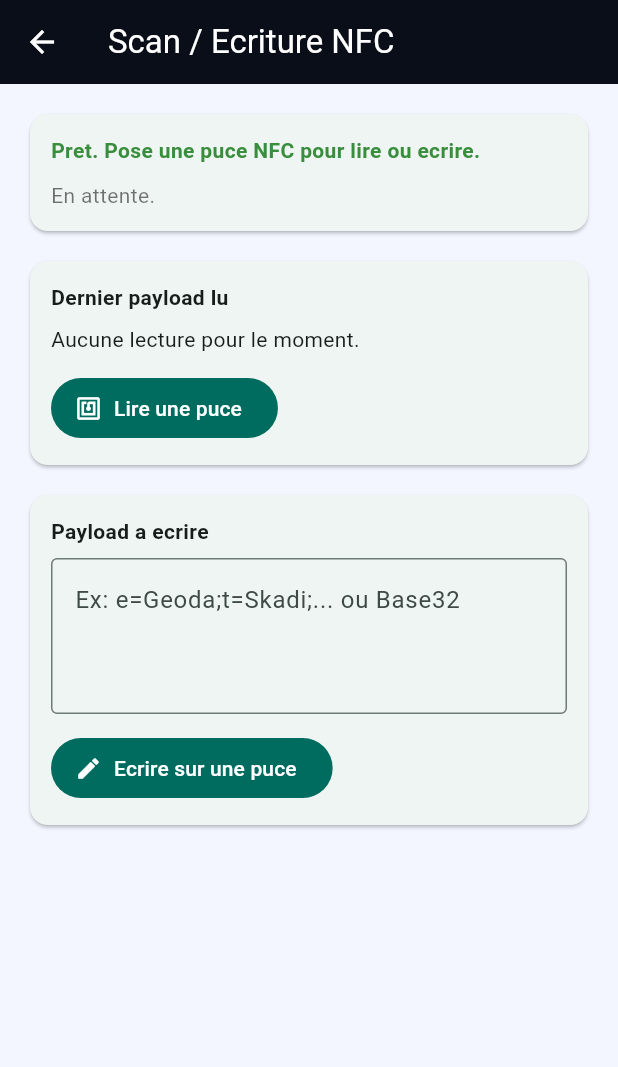
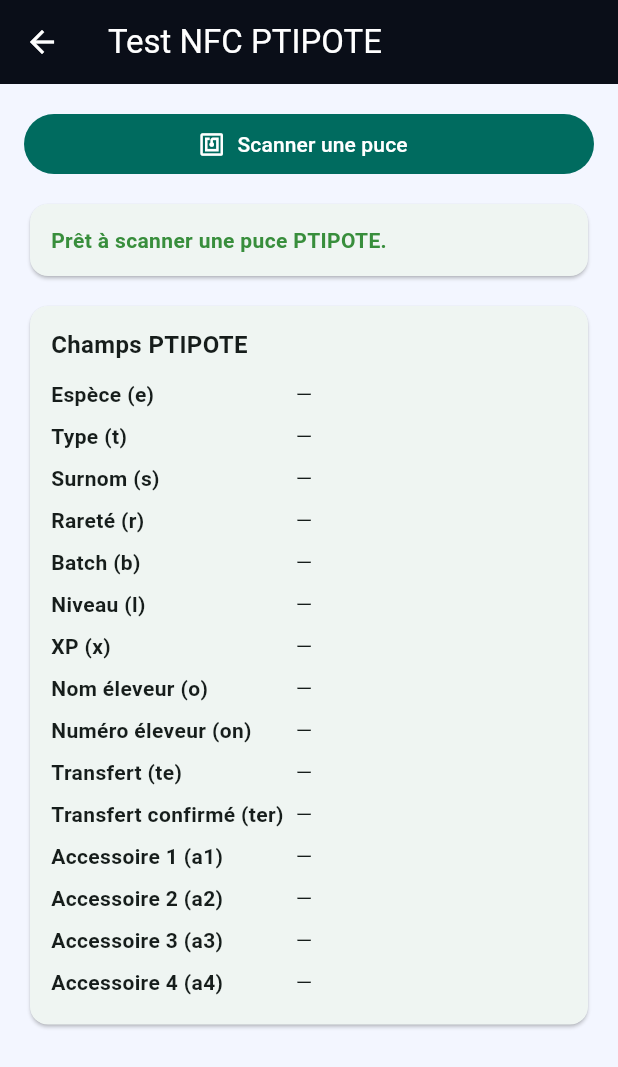
Before and after one commit to Ankhyel/ptipote-webapp, a Flutter app: the NfcPage screen opened by its route, on a phone screen of 412 x 824 dp. Shown: the top 1067 px of the screen. Run offline on Flutter 3.47's test engine with Material 3 defaults, Android fonts, the phone set to English and light mode, and no system bars; missing offline and left inert: lzstring, nfc_manager.

Commit message:
Add iOS NFC test flow with PTIPOTE payload decode

```diff
--- a/ptipote-app/lib/features/nfc/nfc_page.dart
+++ b/ptipote-app/lib/features/nfc/nfc_page.dart
@@ -1,4 +1,7 @@
+import 'dart:typed_data';
+
 import 'package:flutter/material.dart';
+import 'package:lzstring/lzstring.dart';
 
 import '../../services/nfc_service.dart';
 
@@ -15,12 +18,13 @@ class NfcPage extends StatefulWidget {
 
 class _NfcPageState extends State<NfcPage> {
   late final NfcService _service;
-  final TextEditingController _writeController = TextEditingController();
 
   bool _busy = false;
   bool _statusIsError = false;
-  String _status = 'Pret. Pose une puce NFC pour lire ou ecrire.';
-  String _lastRead = 'Aucune lecture pour le moment.';
+  String _status = 'Prêt à scanner une puce PTIPOTE.';
+  String _rawSource = '';
+  String _decodedText = '';
+  Map<String, String> _fields = _emptyFields();
 
   @override
   void initState() {
@@ -28,31 +32,57 @@ class _NfcPageState extends State<NfcPage> {
     _service = widget.service ?? NfcManagerService();
   }
 
-  @override
-  void dispose() {
-    _writeController.dispose();
-    super.dispose();
+  static Map<String, String> _emptyFields() {
+    return <String, String>{
+      'e': '',
+      't': '',
+      's': '',
+      'r': '',
+      'b': '',
+      'l': '',
+      'x': '',
+      'o': '',
+      'on': '',
+      'te': '',
+      'ter': '',
+      'a1': '',
+      'a2': '',
+      'a3': '',
+      'a4': '',
+    };
   }
 
-  Future<void> _readTag() async {
+  Future<void> _readAndDecodeTag() async {
     setState(() {
       _busy = true;
       _statusIsError = false;
       _status = 'Lecture NFC en cours...';
+      _rawSource = '';
+      _decodedText = '';
+      _fields = _emptyFields();
     });
 
     try {
-      final payload = await _service.readTagPayload();
+      final source = await _service.readTagPayload();
+      final raw = (source ?? '').trim();
+      if (raw.isEmpty) {
+        throw NfcServiceException('Aucune donnée trouvée sur la puce.');
+      }
+
+      final payload = _extractPayloadFromSource(raw);
+      final decoded = _decodePayload(payload);
+      final kv = _parseKv(decoded);
+      if (kv.isEmpty) {
+        throw NfcServiceException('Décodage OK mais format non reconnu.');
+      }
+
       setState(() {
         _busy = false;
         _statusIsError = false;
-        _status = 'Lecture terminee.';
-        _lastRead = (payload == null || payload.trim().isEmpty)
-            ? '(Tag vide)'
-            : payload;
-        if (payload != null && payload.isNotEmpty) {
-          _writeController.text = payload;
-        }
+        _status = 'Scan OK ✅';
+        _rawSource = raw;
+        _decodedText = decoded;
+        _fields = _normalizeFields(kv);
       });
     } catch (error) {
       setState(() {
@@ -63,113 +93,213 @@ class _NfcPageState extends State<NfcPage> {
     }
   }
 
-  Future<void> _writeTag() async {
-    final payload = _writeController.text.trim();
-    if (payload.isEmpty) {
-      setState(() {
-        _statusIsError = true;
-        _status = 'Le champ payload est vide.';
-      });
-      return;
+  String _extractPayloadFromSource(String source) {
+    final trimmed = source.trim();
+    if (_looksLikeBase32(trimmed)) {
+      return trimmed;
     }
 
-    setState(() {
-      _busy = true;
-      _statusIsError = false;
-      _status = 'Ecriture NFC en cours...';
-    });
+    final uri = Uri.tryParse(trimmed);
+    if (uri != null) {
+      final fragment = uri.fragment.trim();
+      if (fragment.isNotEmpty) return fragment;
 
-    try {
-      await _service.writeTagPayload(payload);
-      setState(() {
-        _busy = false;
-        _statusIsError = false;
-        _status = 'Ecriture terminee.';
-      });
-    } catch (error) {
-      setState(() {
-        _busy = false;
-        _statusIsError = true;
-        _status = error.toString();
-      });
+      final pathLast = uri.pathSegments.isNotEmpty ? uri.pathSegments.last.trim() : '';
+      if (_looksLikeBase32(pathLast)) return pathLast;
     }
+
+    final hashIndex = trimmed.indexOf('#');
+    if (hashIndex >= 0 && hashIndex + 1 < trimmed.length) {
+      return trimmed.substring(hashIndex + 1).trim();
+    }
+
+    throw NfcServiceException('Payload Base32 introuvable dans la puce.');
+  }
+
+  bool _looksLikeBase32(String value) {
+    final s = value.trim();
+    if (s.length < 20) return false;
+    return RegExp(r'^[A-Z2-7=]+$', caseSensitive: false).hasMatch(s);
+  }
+
+  String _decodePayload(String payload) {
+    final bytes = _decodeBase32ToBytes(payload);
+    return _decodeLz(bytes);
+  }
+
+  Uint8List _decodeBase32ToBytes(String b32) {
+    const alphabet = 'ABCDEFGHIJKLMNOPQRSTUVWXYZ234567';
+    var s = b32
+        .trim()
+        .replaceFirst(RegExp(r'^#'), '')
+        .replaceAll(RegExp(r'[\s-]+'), '')
+        .toUpperCase();
+
+    s = s.replaceAll('0', 'O').replaceAll('1', 'I');
+    s = s.replaceAll(RegExp(r'=+$'), '');
+
+    final bits = StringBuffer();
+    for (final ch in s.split('')) {
+      final value = alphabet.indexOf(ch);
+      if (value < 0) {
+        throw NfcServiceException("Base32 invalide: '$ch'");
+      }
+      bits.write(value.toRadixString(2).padLeft(5, '0'));
+    }
+
+    final bitString = bits.toString();
+    final byteLen = bitString.length ~/ 8;
+    final out = Uint8List(byteLen);
+    for (var i = 0; i < byteLen; i++) {
+      final byteBits = bitString.substring(i * 8, i * 8 + 8);
+      out[i] = int.parse(byteBits, radix: 2);
+    }
+    return out;
+  }
+
+  String _decodeLz(Uint8List bytes) {
+    final maxTrim = bytes.length < 24 ? bytes.length : 24;
+    String? fallback;
+
+    for (var trim = 0; trim <= maxTrim; trim++) {
+      final arr = trim == 0 ? bytes : bytes.sublist(0, bytes.length - trim);
+      final text = LZString.decompressFromUint8ArraySync(arr);
+      final clean = (text ?? '').trim();
+
+      if (clean.isNotEmpty && _looksLikeKv(clean)) {
+        return clean;
+      }
+      if (fallback == null && clean.isNotEmpty) {
+        fallback = clean;
+      }
+    }
+
+    if (fallback != null) return fallback;
+    throw NfcServiceException('Payload LZ invalide.');
+  }
+
+  bool _looksLikeKv(String text) {
+    return RegExp(r'(^|;)\s*([a-z]{1,3}|a[1-4])\s*=').hasMatch(text.trim());
+  }
+
+  Map<String, String> _parseKv(String text) {
+    final out = <String, String>{};
+    final parts = text.split(';');
+    for (final part in parts) {
+      if (part.trim().isEmpty) continue;
+      final idx = part.indexOf('=');
+      if (idx < 0) continue;
+      final key = part.substring(0, idx).trim();
+      final value = part.substring(idx + 1).trim();
+      if (key.isNotEmpty) out[key] = value;
+    }
+    return out;
+  }
+
+  Map<String, String> _normalizeFields(Map<String, String> input) {
+    final fields = _emptyFields();
+    for (final key in fields.keys) {
+      fields[key] = (input[key] ?? '').trim();
+    }
+
+    if ((fields['l'] ?? '').isEmpty && (input['n'] ?? '').trim().isNotEmpty) {
+      fields['l'] = input['n']!.trim();
+    }
+    if ((fields['te'] ?? '').isEmpty && (input['ta'] ?? '').trim().isNotEmpty) {
+      fields['te'] = input['ta']!.trim();
+    }
+    return fields;
+  }
+
+  List<_FieldRow> _rows() {
+    return <_FieldRow>[
+      _FieldRow('Espèce (e)', _fields['e'] ?? ''),
+      _FieldRow('Type (t)', _fields['t'] ?? ''),
+      _FieldRow('Surnom (s)', _fields['s'] ?? ''),
+      _FieldRow('Rareté (r)', _fields['r'] ?? ''),
+      _FieldRow('Batch (b)', _fields['b'] ?? ''),
+      _FieldRow('Niveau (l)', _fields['l'] ?? ''),
+      _FieldRow('XP (x)', _fields['x'] ?? ''),
+      _FieldRow('Nom éleveur (o)', _fields['o'] ?? ''),
+      _FieldRow('Numéro éleveur (on)', _fields['on'] ?? ''),
+      _FieldRow('Transfert (te)', _fields['te'] ?? ''),
+      _FieldRow('Transfert confirmé (ter)', _fields['ter'] ?? ''),
+      _FieldRow('Accessoire 1 (a1)', _fields['a1'] ?? ''),
+      _FieldRow('Accessoire 2 (a2)', _fields['a2'] ?? ''),
+      _FieldRow('Accessoire 3 (a3)', _fields['a3'] ?? ''),
+      _FieldRow('Accessoire 4 (a4)', _fields['a4'] ?? ''),
+    ];
   }
 
   @override
   Widget build(BuildContext context) {
+    final rows = _rows();
+
     return Scaffold(
-      appBar: AppBar(title: const Text('Scan / Ecriture NFC')),
+      appBar: AppBar(title: const Text('Test NFC PTIPOTE')),
       body: ListView(
         padding: const EdgeInsets.all(16),
-        children: [
-          Card(
-            child: Padding(
-              padding: const EdgeInsets.all(14),
-              child: Column(
-                crossAxisAlignment: CrossAxisAlignment.start,
-                children: [
-                  Text(
-                    _status,
-                    style: TextStyle(
-                      color: _statusIsError ? Colors.red.shade700 : Colors.green.shade700,
-                      fontWeight: FontWeight.w700,
-                    ),
-                  ),
-                  const SizedBox(height: 10),
-                  Text(
-                    _busy ? 'Action en cours, approche la puce du telephone.' : 'En attente.',
-                    style: const TextStyle(color: Colors.black54),
-                  ),
-                ],
-              ),
-            ),
+        children: <Widget>[
+          FilledButton.icon(
+            onPressed: _busy ? null : _readAndDecodeTag,
+            icon: const Icon(Icons.nfc),
+            label: Text(_busy ? 'Scan en cours...' : 'Scanner une puce'),
           ),
           const SizedBox(height: 12),
           Card(
             child: Padding(
               padding: const EdgeInsets.all(14),
-              child: Column(
-                crossAxisAlignment: CrossAxisAlignment.start,
-                children: [
-                  const Text('Dernier payload lu', style: TextStyle(fontWeight: FontWeight.bold)),
-                  const SizedBox(height: 8),
-                  SelectableText(_lastRead),
-                  const SizedBox(height: 12),
-                  FilledButton.icon(
-                    onPressed: _busy ? null : _readTag,
-                    icon: const Icon(Icons.nfc),
-                    label: const Text('Lire une puce'),
-                  ),
-                ],
+              child: Text(
+                _status,
+                style: TextStyle(
+                  color: _statusIsError ? Colors.red.shade700 : Colors.green.shade700,
+                  fontWeight: FontWeight.w700,
+                ),
               ),
             ),
           ),
+          if (_rawSource.isNotEmpty) ...<Widget>[
+            const SizedBox(height: 12),
+            _SectionCard(
+              title: 'Donnée NFC brute',
+              child: SelectableText(_rawSource),
+            ),
+          ],
+          if (_decodedText.isNotEmpty) ...<Widget>[
+            const SizedBox(height: 12),
+            _SectionCard(
+              title: 'Texte décodé',
+              child: SelectableText(_decodedText),
+            ),
+          ],
           const SizedBox(height: 12),
-          Card(
-            child: Padding(
-              padding: const EdgeInsets.all(14),
-              child: Column(
-                crossAxisAlignment: CrossAxisAlignment.start,
-                children: [
-                  const Text('Payload a ecrire', style: TextStyle(fontWeight: FontWeight.bold)),
-                  const SizedBox(height: 8),
-                  TextField(
-                    controller: _writeController,
-                    minLines: 3,
-                    maxLines: 6,
-                    decoration: const InputDecoration(
-                      border: OutlineInputBorder(),
-                      hintText: 'Ex: e=Geoda;t=Skadi;... ou Base32',
+          _SectionCard(
+            title: 'Champs PTIPOTE',
+            child: Column(
+              children: rows
+                  .map(
+                    (row) => Padding(
+                      padding: const EdgeInsets.symmetric(vertical: 4),
+                      child: Row(
+                        crossAxisAlignment: CrossAxisAlignment.start,
+                        children: <Widget>[
+                          Expanded(
+                            flex: 6,
+                            child: Text(
+                              row.label,
+                              style: const TextStyle(fontWeight: FontWeight.w600),
+                            ),
+                          ),
+                          const SizedBox(width: 8),
+                          Expanded(
+                            flex: 7,
+                            child: SelectableText(row.value.isEmpty ? '—' : row.value),
+                          ),
+                        ],
+                      ),
                     ),
-                  ),
-                  const SizedBox(height: 12),
-                  FilledButton.icon(
-                    onPressed: _busy ? null : _writeTag,
-                    icon: const Icon(Icons.edit),
-                    label: const Text('Ecrire sur une puce'),
-                  ),
-                ],
-              ),
+                  )
+                  .toList(),
             ),
           ),
         ],
@@ -177,3 +307,34 @@ class _NfcPageState extends State<NfcPage> {
     );
   }
 }
+
+class _SectionCard extends StatelessWidget {
+  const _SectionCard({required this.title, required this.child});
+
+  final String title;
+  final Widget child;
+
+  @override
+  Widget build(BuildContext context) {
+    return Card(
+      child: Padding(
+        padding: const EdgeInsets.all(14),
+        child: Column(
+          crossAxisAlignment: CrossAxisAlignment.start,
+          children: <Widget>[
+            Text(title, style: const TextStyle(fontSize: 16, fontWeight: FontWeight.bold)),
+            const SizedBox(height: 8),
+            child,
+          ],
+        ),
+      ),
+    );
+  }
+}
+
+class _FieldRow {
+  _FieldRow(this.label, this.value);
+
+  final String label;
+  final String value;
+}
--- a/ptipote-app/lib/services/nfc_service.dart
+++ b/ptipote-app/lib/services/nfc_service.dart
@@ -21,6 +21,44 @@ class NfcManagerService implements NfcService {
   NfcManagerService([NfcManager? manager]) : _manager = manager ?? NfcManager.instance;
 
   final NfcManager _manager;
+  static const List<String> _uriPrefixes = <String>[
+    '',
+    'http://www.',
+    'https://www.',
+    'http://',
+    'https://',
+    'tel:',
+    'mailto:',
+    'ftp://anonymous:anonymous@',
+    'ftp://ftp.',
+    'ftps://',
+    'sftp://',
+    'smb://',
+    'nfs://',
+    'ftp://',
+    'dav://',
+    'news:',
+    'telnet://',
+    'imap:',
+    'rtsp://',
+    'urn:',
+    'pop:',
+    'sip:',
+    'sips:',
+    'tftp:',
+    'btspp://',
+    'btl2cap://',
+    'btgoep://',
+    'tcpobex://',
+    'irdaobex://',
+    'file://',
+    'urn:epc:id:',
+    'urn:epc:tag:',
+    'urn:epc:pat:',
+    'urn:epc:raw:',
+    'urn:epc:',
+    'urn:nfc:',
+  ];
 
   Future<void> _ensureAvailable() async {
     final available = await _manager.isAvailable();
@@ -129,6 +167,16 @@ class NfcManagerService implements NfcService {
     final payload = record.payload;
     if (payload.isEmpty) return '';
 
+    final isUriRecord =
+        record.typeNameFormat == NdefTypeNameFormat.nfcWellknown &&
+        _sameBytes(record.type, const [0x55]); // 'U'
+    if (isUriRecord) {
+      final prefixIndex = payload.first;
+      final prefix = prefixIndex < _uriPrefixes.length ? _uriPrefixes[prefixIndex] : '';
+      final suffix = utf8.decode(payload.sublist(1), allowMalformed: true);
+      return '$prefix$suffix';
+    }
+
     final isTextRecord =
         record.typeNameFormat == NdefTypeNameFormat.nfcWellknown &&
         _sameBytes(record.type, const [0x54]); // 'T'
--- a/ptipote-app/pubspec.yaml
+++ b/ptipote-app/pubspec.yaml
@@ -11,6 +11,7 @@ dependencies:
     sdk: flutter
   cupertino_icons: ^1.0.8
   nfc_manager: ^3.5.0
+  lzstring: ^2.0.0+2
 
 dev_dependencies:
   flutter_test:
```
Also changed, not shown: ptipote-app/pubspec.lock (added), 63 other files.
